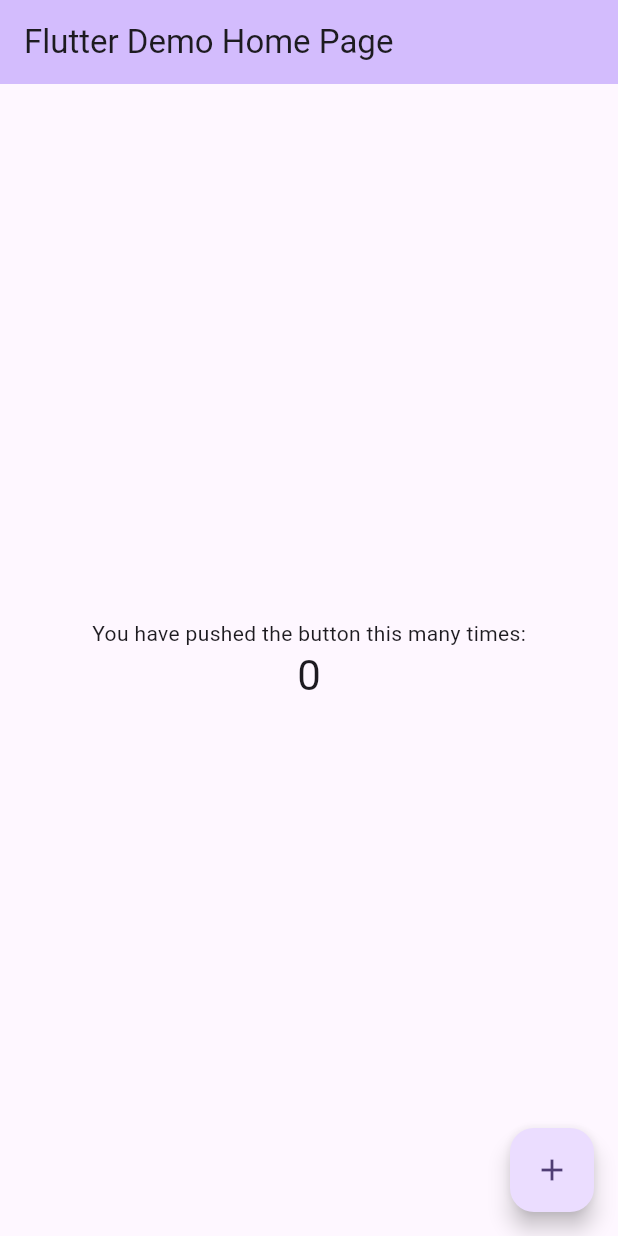
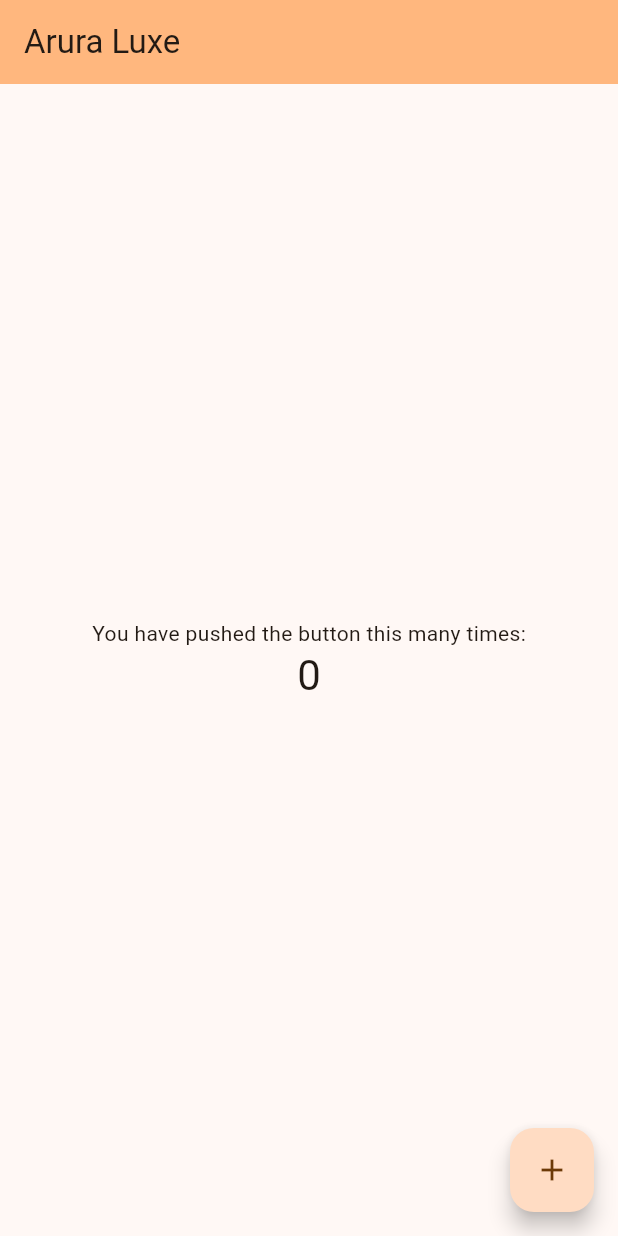
Before and after one commit to Dinisdu123/Demo, a Flutter app: the screen it shows after launch, on a phone screen of 412 x 824 dp. Run offline on Flutter 3.47's test engine with Material 3 defaults, Android fonts, the phone set to English and light mode, and no system bars.

Commit message:
Main dart

```diff
--- a/lib/main.dart
+++ b/lib/main.dart
@@ -11,98 +11,44 @@ class MyApp extends StatelessWidget {
   @override
   Widget build(BuildContext context) {
     return MaterialApp(
-      title: 'Flutter Demo',
+      title: 'Aurora Luxe',
       theme: ThemeData(
-        // This is the theme of your application.
-        //
-        // TRY THIS: Try running your application with "flutter run". You'll see
-        // the application has a purple toolbar. Then, without quitting the app,
-        // try changing the seedColor in the colorScheme below to Colors.green
-        // and then invoke "hot reload" (save your changes or press the "hot
-        // reload" button in a Flutter-supported IDE, or press "r" if you used
-        // the command line to start the app).
-        //
-        // Notice that the counter didn't reset back to zero; the application
-        // state is not lost during the reload. To reset the state, use hot
-        // restart instead.
-        //
-        // This works for code too, not just values: Most code changes can be
-        // tested with just a hot reload.
-        colorScheme: ColorScheme.fromSeed(seedColor: Colors.deepPurple),
+        colorScheme: ColorScheme.fromSeed(
+            seedColor: const Color.fromARGB(255, 146, 84, 26)),
         useMaterial3: true,
       ),
-      home: const MyHomePage(title: 'Flutter Demo Home Page'),
+      home: const HomePage(title: 'Arura Luxe'),
     );
   }
 }
 
-class MyHomePage extends StatefulWidget {
-  const MyHomePage({super.key, required this.title});
-
-  // This widget is the home page of your application. It is stateful, meaning
-  // that it has a State object (defined below) that contains fields that affect
-  // how it looks.
-
-  // This class is the configuration for the state. It holds the values (in this
-  // case the title) provided by the parent (in this case the App widget) and
-  // used by the build method of the State. Fields in a Widget subclass are
-  // always marked "final".
+class HomePage extends StatefulWidget {
+  const HomePage({super.key, required this.title});
 
   final String title;
 
   @override
-  State<MyHomePage> createState() => _MyHomePageState();
+  State<HomePage> createState() => _MyHomePageState();
 }
 
-class _MyHomePageState extends State<MyHomePage> {
+class _MyHomePageState extends State<HomePage> {
   int _counter = 0;
 
   void _incrementCounter() {
     setState(() {
-      // This call to setState tells the Flutter framework that something has
-      // changed in this State, which causes it to rerun the build method below
-      // so that the display can reflect the updated values. If we changed
-      // _counter without calling setState(), then the build method would not be
-      // called again, and so nothing would appear to happen.
       _counter++;
     });
   }
 
   @override
   Widget build(BuildContext context) {
-    // This method is rerun every time setState is called, for instance as done
-    // by the _incrementCounter method above.
-    //
-    // The Flutter framework has been optimized to make rerunning build methods
-    // fast, so that you can just rebuild anything that needs updating rather
-    // than having to individually change instances of widgets.
     return Scaffold(
       appBar: AppBar(
-        // TRY THIS: Try changing the color here to a specific color (to
-        // Colors.amber, perhaps?) and trigger a hot reload to see the AppBar
-        // change color while the other colors stay the same.
         backgroundColor: Theme.of(context).colorScheme.inversePrimary,
-        // Here we take the value from the MyHomePage object that was created by
-        // the App.build method, and use it to set our appbar title.
         title: Text(widget.title),
       ),
       body: Center(
-        // Center is a layout widget. It takes a single child and positions it
-        // in the middle of the parent.
         child: Column(
-          // Column is also a layout widget. It takes a list of children and
-          // arranges them vertically. By default, it sizes itself to fit its
-          // children horizontally, and tries to be as tall as its parent.
-          //
-          // Column has various properties to control how it sizes itself and
-          // how it positions its children. Here we use mainAxisAlignment to
-          // center the children vertically; the main axis here is the vertical
-          // axis because Columns are vertical (the cross axis would be
-          // horizontal).
-          //
-          // TRY THIS: Invoke "debug painting" (choose the "Toggle Debug Paint"
-          // action in the IDE, or press "p" in the console), to see the
-          // wireframe for each widget.
           mainAxisAlignment: MainAxisAlignment.center,
           children: <Widget>[
             const Text(
```
